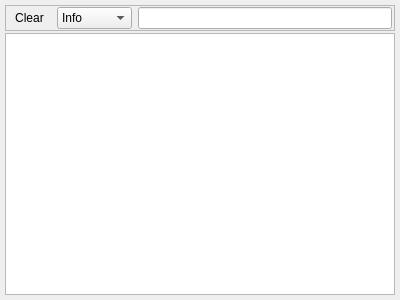
Before: the Qt Designer form qsievent/plugins/qml/Logging/src/loggerwidget.ui in Quick-Event/quickbox, drawn with Qt 5.
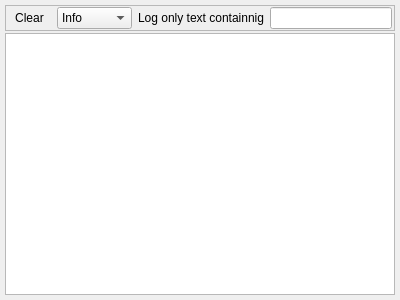
After: the same form once the commit is applied. Icons and pictures are not drawn.

The edit to the form file:
```diff
--- a/qsievent/plugins/qml/Logging/src/loggerwidget.ui
+++ b/qsievent/plugins/qml/Logging/src/loggerwidget.ui
@@ -113,6 +113,13 @@
         </item>
        </widget>
       </item>
+      <item>
+       <widget class="QLabel" name="label">
+        <property name="text">
+         <string>Log only text containnig</string>
+        </property>
+       </widget>
+      </item>
       <item>
        <widget class="QLineEdit" name="edDomainFilter">
         <property name="toolTip">
```
Left out of the diff: 2 changed lines with no effect on the pictures.
